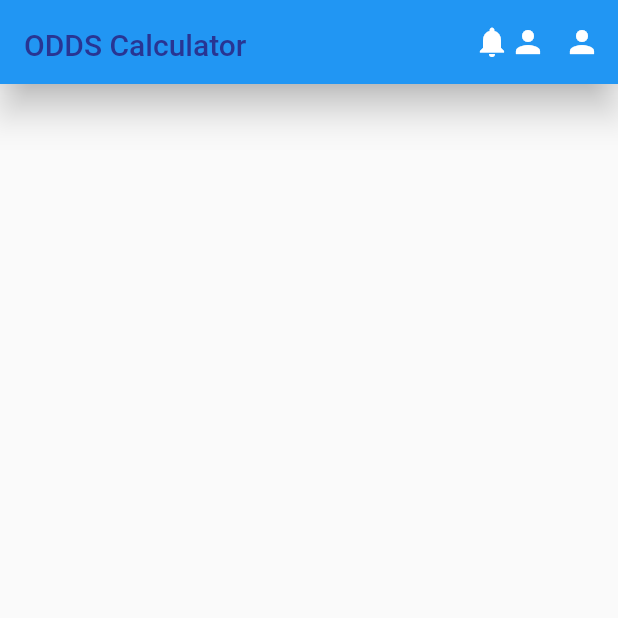
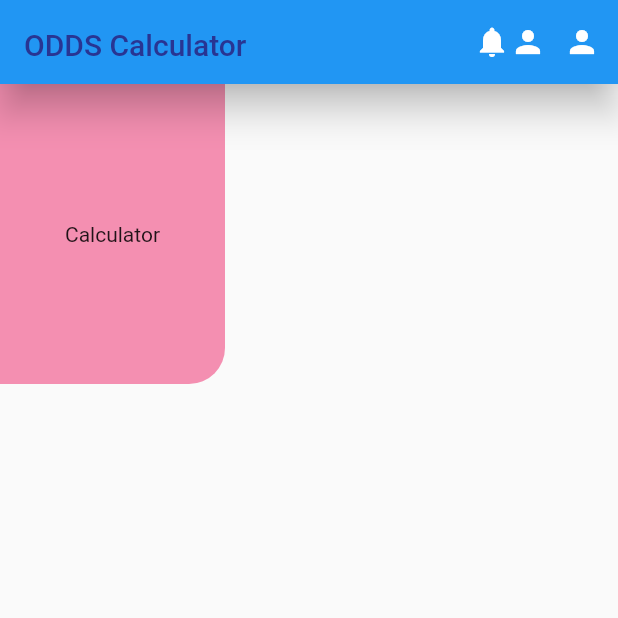
Before and after one commit to zkan/hello-flutter, a Flutter app: the screen it shows after launch, on a phone screen of 412 x 824 dp, the top half of it. Run offline on Flutter 3.47's test engine with Material 2 defaults, Android fonts, the phone set to English and light mode, and no system bars.

Commit message:
feat: Decorate container

```diff
--- a/calculator/lib/home.dart
+++ b/calculator/lib/home.dart
@@ -7,6 +7,18 @@ class HomePage extends StatelessWidget {
   Widget build(BuildContext context) {
     return Scaffold(
       appBar: appBar(),
+      body: Container(
+        height: 200,
+        width: 150,
+        alignment: Alignment.center,
+        decoration: BoxDecoration(
+          color: Colors.pink.shade200,
+          borderRadius: const BorderRadius.only(
+            bottomRight: Radius.circular(24),
+          )
+        ),
+        child: const Text("Calculator"),
+      ),
     );
   }
 
```
